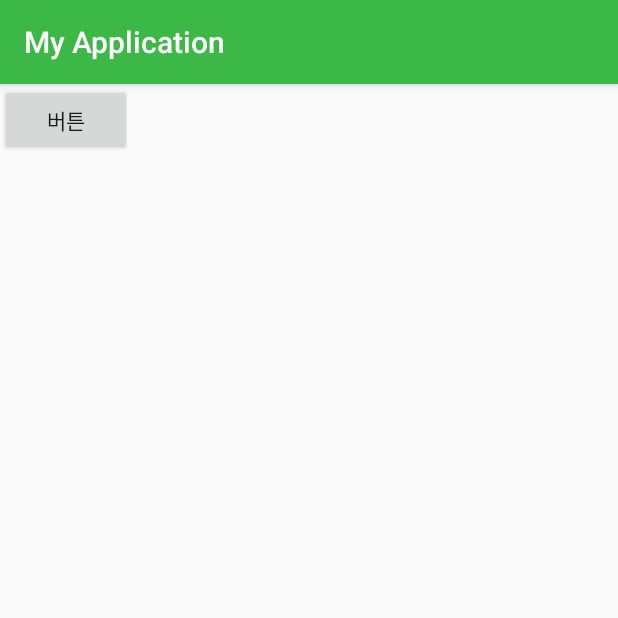
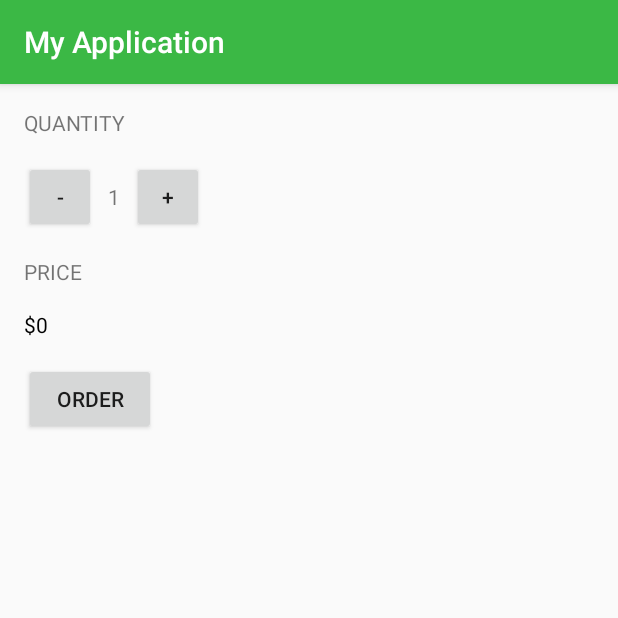
Before and after one commit to suwonsmartapp/Android6ki, an Android app: the screen it shows after launch (CoffeeActivity), on a phone screen of 412 x 824 dp, the top half of it. Run offline under Robolectric (Android 15) with nearby library versions, the phone set to English and light mode, and no system bars.

Commit message:
Coffee 주문 앱 2 - 레이아웃 작성

```diff
--- a/app/src/main/res/layout/activity_coffee.xml
+++ b/app/src/main/res/layout/activity_coffee.xml
@@ -4,11 +4,62 @@
     android:layout_width="match_parent"
     android:layout_height="match_parent"
     android:orientation="vertical"
+    android:padding="16dp"
     tools:context="com.example.myapplication.CoffeeActivity">
 
+    <TextView
+        android:layout_width="wrap_content"
+        android:layout_height="wrap_content"
+        android:text="Quantity"
+        android:textAllCaps="true" />
+
+    <LinearLayout
+        android:layout_width="match_parent"
+        android:layout_height="wrap_content"
+        android:layout_marginTop="16dp"
+        android:gravity="center_vertical"
+        android:orientation="horizontal">
+
+        <Button
+            android:layout_width="48dp"
+            android:layout_height="48dp"
+            android:text="-" />
+
+        <TextView
+            android:layout_width="wrap_content"
+            android:layout_height="wrap_content"
+            android:layout_marginEnd="8dp"
+            android:layout_marginLeft="8dp"
+            android:layout_marginRight="8dp"
+            android:layout_marginStart="8dp"
+            android:text="1" />
+
+        <Button
+            android:layout_width="48dp"
+            android:layout_height="48dp"
+            android:text="+" />
+
+    </LinearLayout>
+
+    <TextView
+        android:layout_width="wrap_content"
+        android:layout_height="wrap_content"
+        android:layout_marginTop="16dp"
+        android:text="Price"
+        android:textAllCaps="true" />
+
+    <TextView
+        android:layout_width="wrap_content"
+        android:layout_height="wrap_content"
+        android:layout_marginTop="16dp"
+        android:text="$0"
+        android:textAllCaps="true"
+        android:textColor="@android:color/black" />
+
     <Button
-        android:text="버튼"
         android:layout_width="wrap_content"
-        android:layout_height="wrap_content" />
+        android:layout_height="wrap_content"
+        android:layout_marginTop="16dp"
+        android:text="order" />
 
 </LinearLayout>
```
